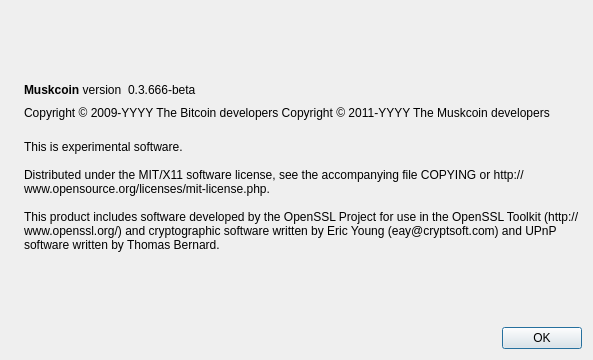
Above: src/qt/forms/aboutdialog.ui from caffeine239/muskcoin before the change. Below: the same form after it.
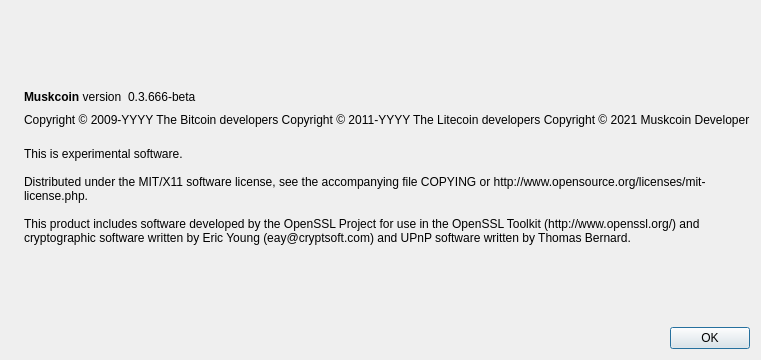
That is the form after the change. Icons and pictures are not drawn.

What changed in the file:
```diff
--- a/src/qt/forms/aboutdialog.ui
+++ b/src/qt/forms/aboutdialog.ui
@@ -92,7 +92,8 @@
        </property>
        <property name="text">
         <string notr="true">Copyright &amp;copy; 2009-YYYY The Bitcoin developers
-Copyright &amp;copy; 2011-YYYY The Muskcoin developers</string>
+Copyright &amp;copy; 2011-YYYY The Litecoin developers
+Copyright &amp;copy; 2021 Muskcoin Developer</string>
        </property>
        <property name="textFormat">
         <enum>Qt::RichText</enum>
```
